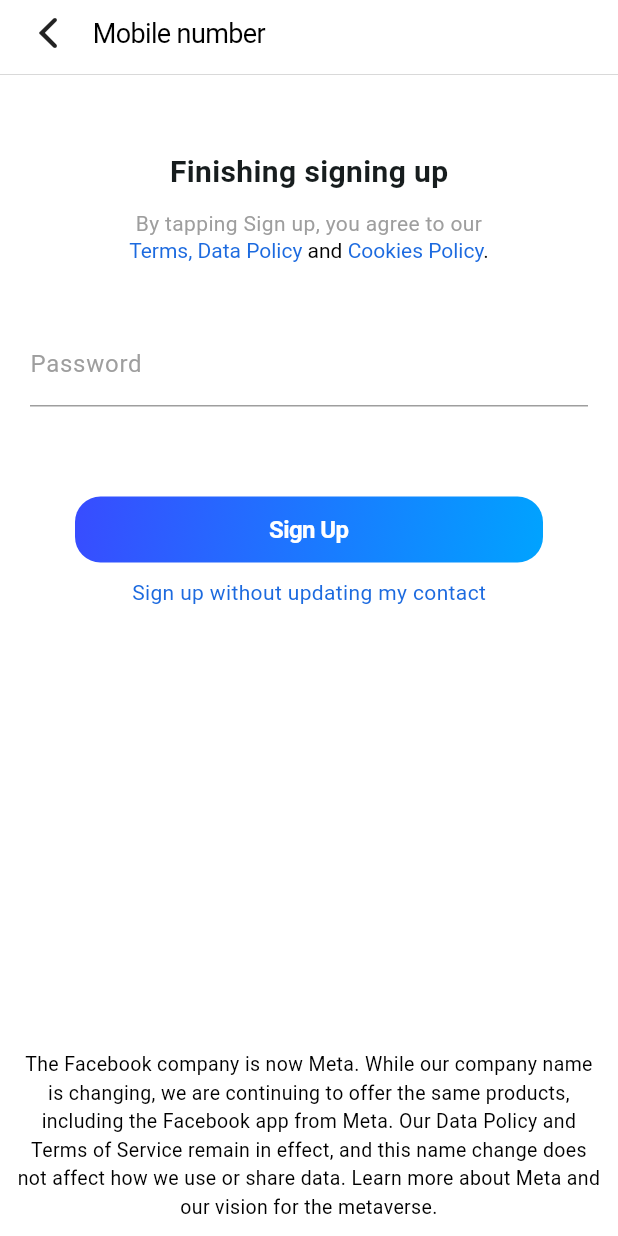
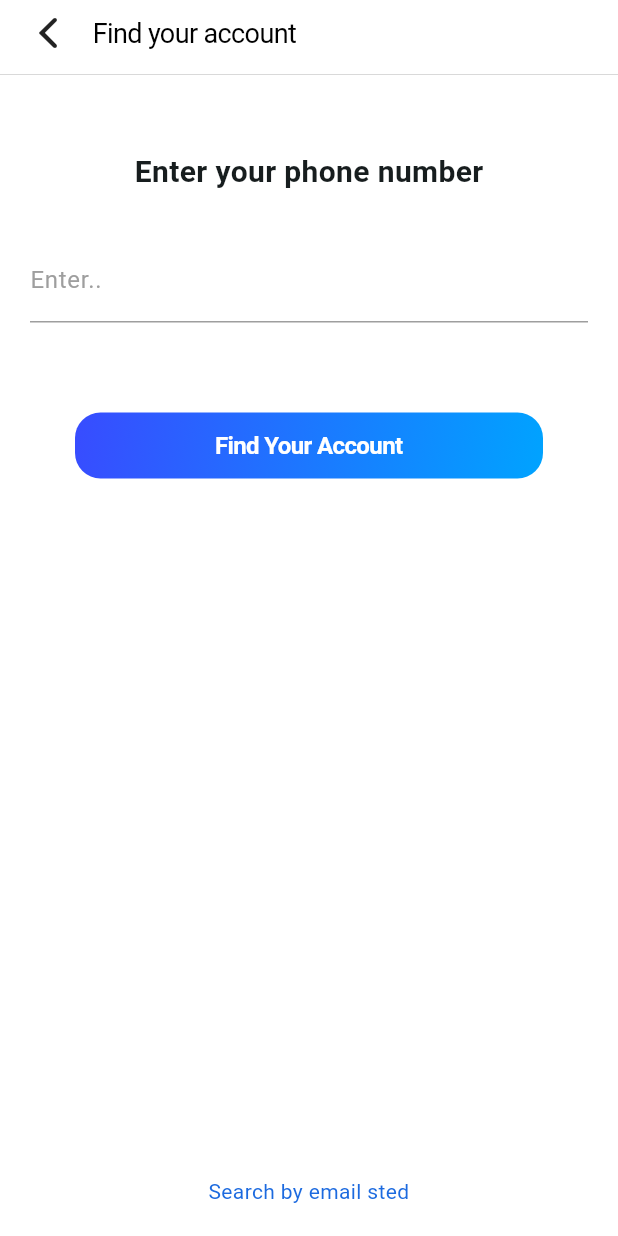
Before and after one commit to VanQuyet04/facebook_ui, a Flutter app: the screen it shows after launch, on a phone screen of 412 x 824 dp. Run offline on Flutter 3.47's test engine with Material 3 defaults, Android fonts, the phone set to English and light mode, and no system bars; missing offline and left inert: scroll_datetime_picker.

Commit message:
UI_ForgotPhone_Email

```diff
--- a/lib/common/components/components.dart
+++ b/lib/common/components/components.dart
@@ -2,5 +2,4 @@ export 'app_appbar.dart';
 export 'app_button.dart';
 export 'app_divider.dart';
 export 'app_snackbar.dart';
-export 'app_textfield.dart';
-export '../../features/ui/widgets/text_introduce.dart';
+export 'textfield_custom.dart';
--- a/lib/features/ui/widgets/textfield_set_contact_password.dart
+++ b/lib/common/components/textfield_custom.dart
@@ -2,8 +2,9 @@ import 'package:flutter/material.dart';
 
 class BottomBorderTextField extends StatefulWidget {
   final String title;
+  final bool? isNumber;
 
-  const BottomBorderTextField({super.key, required this.title});
+  const BottomBorderTextField({super.key, required this.title, this.isNumber});
 
   @override
   State<BottomBorderTextField> createState() => _BottomBorderTextFieldState();
@@ -33,8 +34,11 @@ class _BottomBorderTextFieldState extends State<BottomBorderTextField> {
   Widget build(BuildContext context) {
     return TextField(
       controller: _controller,
+      keyboardType:
+          widget.isNumber == true ? TextInputType.number : TextInputType.text,
       decoration: InputDecoration(
-        labelText: widget.title, // Sử dụng title truyền vào
+        labelText: widget.title,
+        // Sử dụng title truyền vào
         labelStyle: const TextStyle(color: Colors.grey),
         floatingLabelBehavior: FloatingLabelBehavior.auto,
         border: const UnderlineInputBorder(
@@ -48,11 +52,11 @@ class _BottomBorderTextFieldState extends State<BottomBorderTextField> {
         ),
         suffixIcon: _controller.text.isNotEmpty
             ? IconButton(
-          icon: const Icon(Icons.clear),
-          onPressed: () {
-            _controller.clear();
-          },
-        )
+                icon: const Icon(Icons.clear),
+                onPressed: () {
+                  _controller.clear();
+                },
+              )
             : null,
       ),
     );
--- /dev/null
+++ b/lib/features/account/forgot/forgot_password_phone_screen.dart
@@ -0,0 +1,61 @@
+import 'package:flutter/material.dart';
+import '../../../common/components/components.dart';
+import '../../../common/utils/utils.dart';
+import '../../ui/widgets/widgets.dart';
+
+class ForgotPasswordPhoneScreen extends StatefulWidget {
+  const ForgotPasswordPhoneScreen({super.key});
+
+  @override
+  State<ForgotPasswordPhoneScreen> createState() =>
+      _ForgotPasswordPhoneScreenState();
+}
+
+class _ForgotPasswordPhoneScreenState extends State<ForgotPasswordPhoneScreen> {
+  @override
+  Widget build(BuildContext context) {
+    return Scaffold(
+      backgroundColor: Colors.white,
+      appBar: const CustomAppBar(title: 'Find your account'),
+      body: Column(
+        children: [
+          Expanded(
+            child: SingleChildScrollView(
+              padding: const EdgeInsets.symmetric(horizontal: 20.0, vertical: 40),
+              child: Column(
+                crossAxisAlignment: CrossAxisAlignment.start,
+                children: [
+                  const Introduce(
+                    title: "Enter your phone number",
+                  ),
+                  const SizedBox(height: 20),
+                  const BottomBorderTextField(
+                    title: 'Enter..',
+                    isNumber: true,
+                  ),
+                  const SizedBox(height: 60),
+                  CustomButton(
+                    text: 'Find Your Account',
+                    onPressed: () {
+                      // Thực hiện hành động khi nhấn nút 'Find Your Account'
+                    },
+                  ),
+                  const SizedBox(height: 10),
+                ],
+              ),
+            ),
+          ),
+          // Text dưới chân trang
+          const Padding(
+            padding: EdgeInsets.all(20.0),
+            child: Text(
+              'Search by email sted',
+              style: TextStyle(color: AppColors.customBlue), // Sử dụng màu tùy chỉnh
+              textAlign: TextAlign.center, // Căn giữa
+            ),
+          ),
+        ],
+      ),
+    );
+  }
+}
--- a/lib/features/account/register/set_contact_screen.dart
+++ b/lib/features/account/register/set_contact_screen.dart
@@ -1,4 +1,4 @@
-import 'package:facebook_ui/features/ui/widgets/textfield_set_contact_password.dart';
+import 'package:facebook_ui/common/components/textfield_custom.dart';
 import 'package:flutter/material.dart';
 import '../../../common/components/components.dart';
 import '../../ui/widgets/widgets.dart';
@@ -31,6 +31,7 @@ class _SetContactScreenState extends State<SetContactScreen> {
             // Sử dụng GenderSelection widget
             const BottomBorderTextField(
               title: 'Mobile number',
+              isNumber: true,
             ),
             const SizedBox(height: 60),
             CustomButton(
--- a/lib/features/ui/screens/screens.dart
+++ b/lib/features/ui/screens/screens.dart
@@ -1,5 +1,7 @@
-export 'package:facebook_ui/features/account/forgot/forgot_password_screen.dart';
+export 'package:facebook_ui/features/account/forgot/forgot_password_phone_screen.dart';
 export 'package:facebook_ui/features/account/forgot/reset_password_screen.dart';
+export 'package:facebook_ui/features/account/forgot/forgot_password_verify.dart';
+export 'package:facebook_ui/features/account/forgot/forgot_password_email_screen.dart';
 export 'package:facebook_ui/features/account/login/login_screen.dart';
 export 'package:facebook_ui/features/account/login/profile_login_screen.dart';
 export 'package:facebook_ui/features/account/register/choose_password_screen.dart';
--- a/lib/features/ui/widgets/text_introduce.dart
+++ b/lib/features/ui/widgets/text_introduce.dart
@@ -4,14 +4,14 @@ import '../../../common/utils/utils.dart';
 
 class Introduce extends StatelessWidget {
   final String title;
-  final String subtitle;
+  final String? subtitle;
   final String? additionalText;
   final bool? isTerm;
 
   const Introduce({
     super.key,
     required this.title,
-    required this.subtitle,
+    this.subtitle,
     this.additionalText,
     this.isTerm,
   });
@@ -28,8 +28,9 @@ class Introduce extends StatelessWidget {
             style: const TextStyle(fontSize: 20, fontWeight: FontWeight.bold),
           ),
           const SizedBox(height: 10),
+          if (subtitle != null)
             Text(
-            subtitle,
+              subtitle!,
               style: const TextStyle(
                 fontSize: 14,
                 fontWeight: FontWeight.w400,
@@ -37,7 +38,7 @@ class Introduce extends StatelessWidget {
               ),
               textAlign: TextAlign.center, // Căn giữa văn bản
             ),
-          if (additionalText != null && isTerm!=true)
+          if (additionalText != null && isTerm != true)
             Text(
               additionalText!,
               style: const TextStyle(
@@ -47,7 +48,7 @@ class Introduce extends StatelessWidget {
               ),
               textAlign: TextAlign.center, // Căn giữa văn bản
             ),
-          if (isTerm == true && additionalText!=null)
+          if (isTerm == true && additionalText != null)
             Center(
               child: RichText(
                 text: const TextSpan(
@@ -59,7 +60,8 @@ class Introduce extends StatelessWidget {
                     TextSpan(
                         text: "Data Policy ",
                         style: TextStyle(color: AppColors.customBlue)),
-                    TextSpan(text: "and ", style: TextStyle(color: Colors.black)),
+                    TextSpan(
+                        text: "and ", style: TextStyle(color: Colors.black)),
                     // Màu mặc định
                     TextSpan(
                         text: "Cookies Policy",
@@ -70,8 +72,11 @@ class Introduce extends StatelessWidget {
                 ),
               ),
             ),
+
         ],
+
       ),
+
     );
   }
 }
--- a/lib/features/ui/widgets/widgets.dart
+++ b/lib/features/ui/widgets/widgets.dart
@@ -2,6 +2,7 @@ export 'birthday_picker_set_birthday.dart';
 export 'icon_text_item_profile_login.dart';
 export 'user_login_item_profile_login.dart';
 export 'gender_selection_set_gender.dart';
-export 'textfield_set_contact_password.dart';
+export '../../../common/components/textfield_custom.dart';
 export 'term_info_text.dart';
 export 'textfield_set_name.dart';
+export 'text_introduce.dart';
--- a/lib/main.dart
+++ b/lib/main.dart
@@ -18,7 +18,7 @@ class MyApp extends StatelessWidget {
         colorScheme: ColorScheme.fromSeed(seedColor: Colors.white),
         useMaterial3: true,
       ),
-      home: const TermsScreen(),
+      home: const ForgotPasswordPhoneScreen(),
       debugShowCheckedModeBanner: false,
     );
   }
```
Also changed, not shown: lib/features/account/forgot/forgot_password_email_screen.dart (added, +60 -0 lines), lib/common/components/app_textfield.dart (deleted), lib/features/account/forgot/forgot_password_screen.dart (deleted), lib/features/account/forgot/forgot_password_verify.dart (added). Lines whose indentation alone changed are shown as unchanged.
